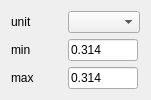
Old version of the form SciDataTool/GUI/WDataRange/WDataRange.ui in the repository Eomys/SciDataTool.
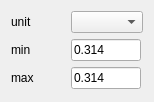
New version of the form. Icons and pictures are not drawn. Custom widgets are drawn as their Qt base class.

```diff
--- a/SciDataTool/GUI/WDataRange/WDataRange.ui
+++ b/SciDataTool/GUI/WDataRange/WDataRange.ui
@@ -6,8 +6,8 @@
    <rect>
     <x>0</x>
     <y>0</y>
-    <width>151</width>
-    <height>96</height>
+    <width>154</width>
+    <height>102</height>
    </rect>
   </property>
   <property name="windowTitle">
```
Left out of the diff: 8 changed lines with no effect on the pictures.
